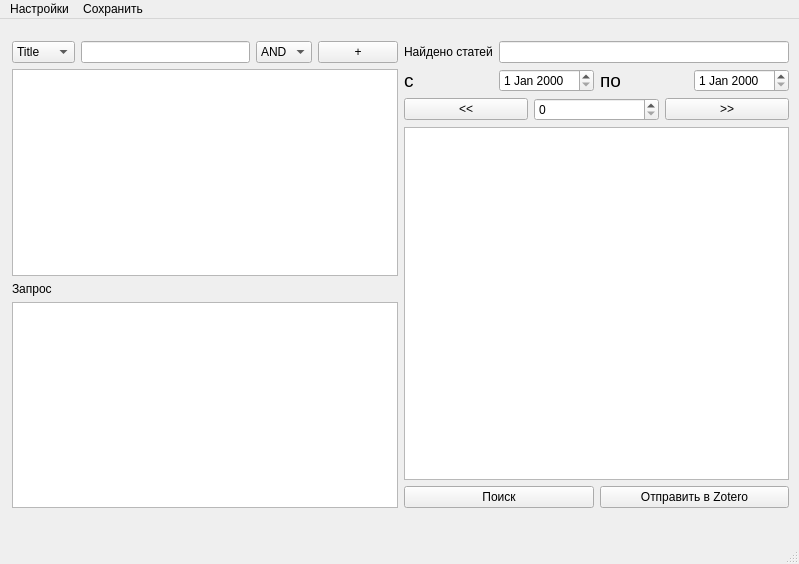
This is view/window.ui in bemuzie/ZotPub as Qt 5 draws it before an edit. The edited form follows.
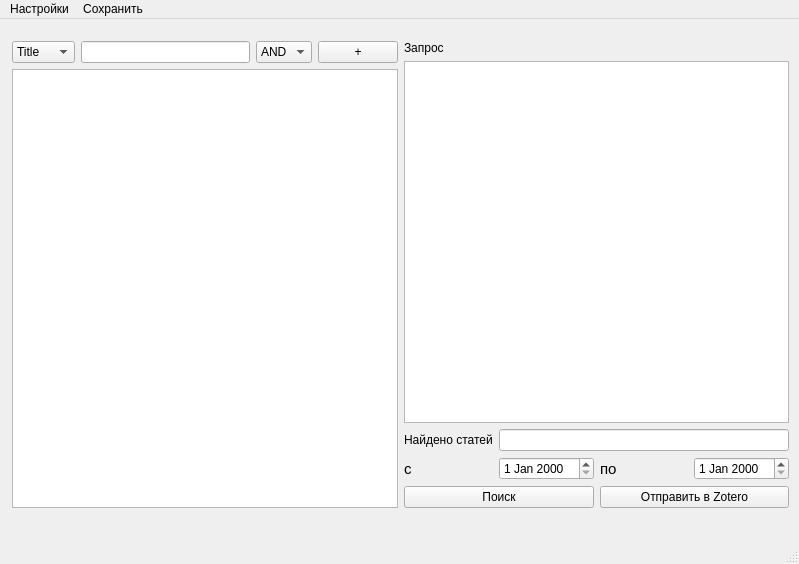
This is the edited form.

The edit to the form file:
```diff
--- a/view/window.ui
+++ b/view/window.ui
@@ -93,6 +93,10 @@
        <item>
         <widget class="QTableView" name="tableView"/>
        </item>
+      </layout>
+     </item>
+     <item row="0" column="1">
+      <layout class="QVBoxLayout" name="verticalLayout_2">
        <item>
         <widget class="QLabel" name="label_4">
          <property name="text">
@@ -103,10 +107,6 @@
        <item>
         <widget class="QPlainTextEdit" name="plainTextEdit"/>
        </item>
-      </layout>
-     </item>
-     <item row="0" column="1">
-      <layout class="QVBoxLayout" name="verticalLayout_2">
        <item>
         <layout class="QHBoxLayout" name="horizontalLayout_2">
          <item>
@@ -134,7 +134,7 @@
           <widget class="QLabel" name="label_2">
            <property name="font">
             <font>
-             <pointsize>14</pointsize>
+             <pointsize>11</pointsize>
              <weight>50</weight>
              <italic>false</italic>
              <bold>false</bold>
@@ -152,7 +152,7 @@
           <widget class="QLabel" name="label_3">
            <property name="font">
             <font>
-             <pointsize>14</pointsize>
+             <pointsize>11</pointsize>
             </font>
            </property>
            <property name="text">
@@ -167,30 +167,6 @@
        </item>
        <item>
         <layout class="QVBoxLayout" name="verticalLayout">
-         <item>
-          <layout class="QHBoxLayout" name="horizontalLayout_5">
-           <item>
-            <widget class="QPushButton" name="pushButton_6">
-             <property name="text">
-              <string>&lt;&lt;</string>
-             </property>
-            </widget>
-           </item>
-           <item>
-            <widget class="QSpinBox" name="spinBox"/>
-           </item>
-           <item>
-            <widget class="QPushButton" name="pushButton_5">
-             <property name="text">
-              <string>&gt;&gt;</string>
-             </property>
-            </widget>
-           </item>
-          </layout>
-         </item>
-         <item>
-          <widget class="QListView" name="listView"/>
-         </item>
          <item>
           <layout class="QHBoxLayout" name="horizontalLayout_3">
            <item>
@@ -222,7 +198,7 @@
      <x>0</x>
      <y>0</y>
      <width>799</width>
-     <height>25</height>
+     <height>27</height>
     </rect>
    </property>
    <widget class="QMenu" name="menu">
```
